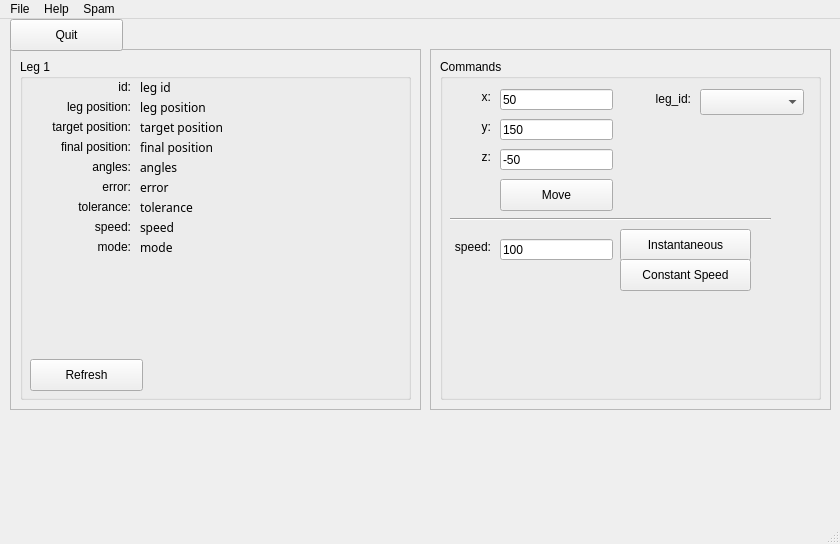
Qt form ui/main_window.ui (h3nnn4n/hexapod_remote) before a commit.
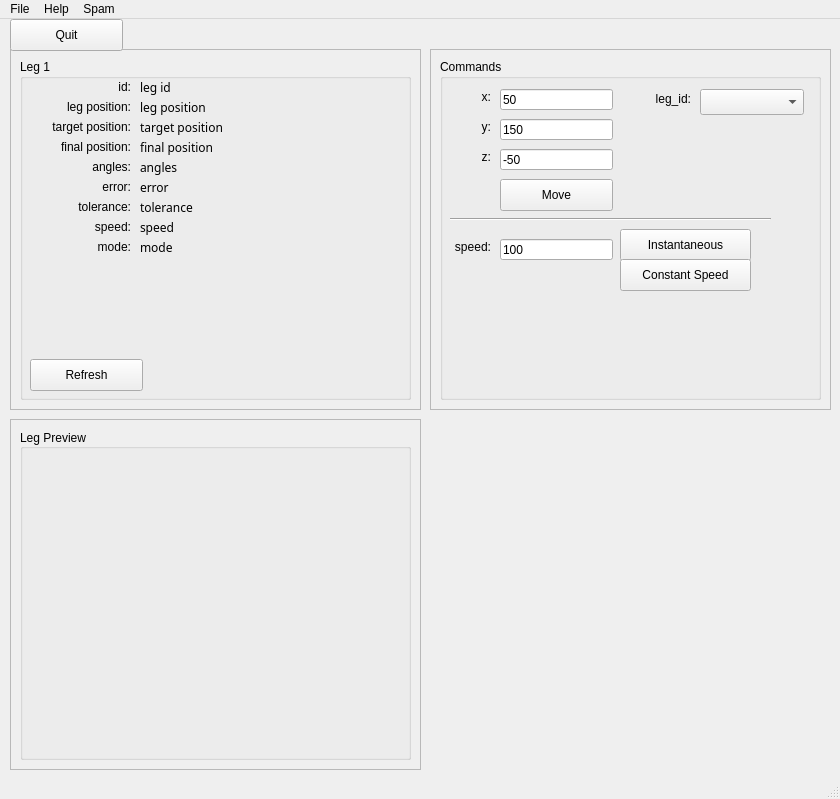
The same form after that commit.

Commit message: Real time leg preview experiments

What changed in the file:
```diff
--- a/ui/main_window.ui
+++ b/ui/main_window.ui
@@ -7,9 +7,15 @@
     <x>0</x>
     <y>0</y>
     <width>840</width>
-    <height>544</height>
+    <height>799</height>
    </rect>
   </property>
+  <property name="sizePolicy">
+   <sizepolicy hsizetype="Fixed" vsizetype="Fixed">
+    <horstretch>0</horstretch>
+    <verstretch>0</verstretch>
+   </sizepolicy>
+  </property>
   <property name="windowTitle">
    <string>MainWindow</string>
   </property>
@@ -598,6 +604,50 @@
      </widget>
     </widget>
    </widget>
+   <widget class="QFrame" name="frame">
+    <property name="geometry">
+     <rect>
+      <x>10</x>
+      <y>400</y>
+      <width>411</width>
+      <height>351</height>
+     </rect>
+    </property>
+    <property name="frameShape">
+     <enum>QFrame::StyledPanel</enum>
+    </property>
+    <property name="frameShadow">
+     <enum>QFrame::Raised</enum>
+    </property>
+    <widget class="QGroupBox" name="groupBox_leg_preview">
+     <property name="geometry">
+      <rect>
+       <x>10</x>
+       <y>10</y>
+       <width>391</width>
+       <height>331</height>
+      </rect>
+     </property>
+     <property name="sizePolicy">
+      <sizepolicy hsizetype="Expanding" vsizetype="Maximum">
+       <horstretch>0</horstretch>
+       <verstretch>0</verstretch>
+      </sizepolicy>
+     </property>
+     <property name="autoFillBackground">
+      <bool>true</bool>
+     </property>
+     <property name="title">
+      <string>Leg Preview</string>
+     </property>
+     <property name="alignment">
+      <set>Qt::AlignLeading|Qt::AlignLeft|Qt::AlignVCenter</set>
+     </property>
+     <property name="flat">
+      <bool>false</bool>
+     </property>
+    </widget>
+   </widget>
   </widget>
   <widget class="QMenuBar" name="menubar">
    <property name="geometry">
```
The commit also changes 2 other files.
